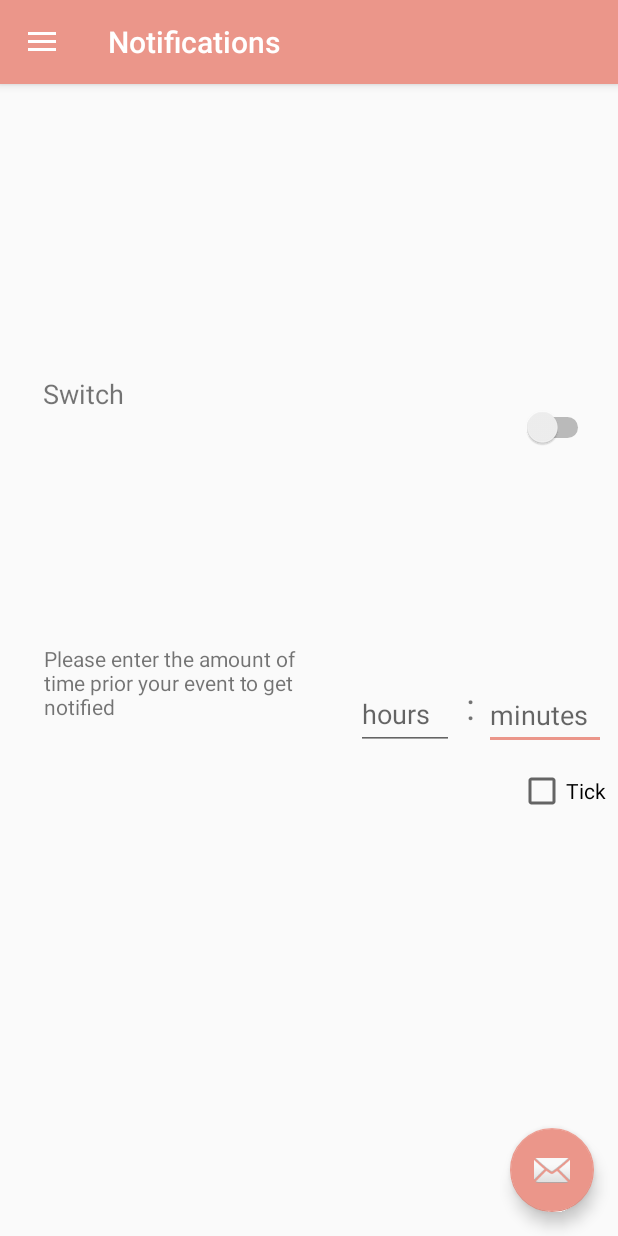
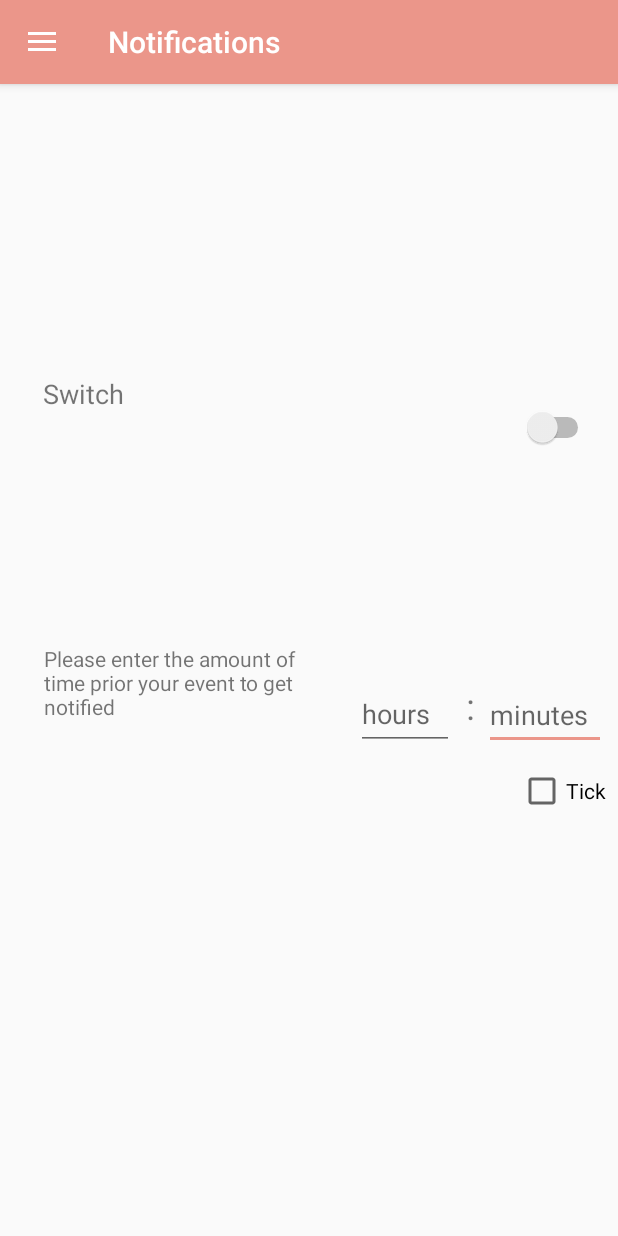
Before and after one commit to FrancoEvett/BETTer-App-Group27, an Android app: the better screen opened directly, with no data from a screen before it, in the side drawer, after a tap on "Notifications", on a phone screen of 412 x 824 dp. Run offline under Robolectric (Android 15) with nearby library versions, the phone set to English and light mode, and no system bars; our stand-ins replace navigation-ui.

Commit message:
Few design adjustments

```diff
--- a/app/src/main/java/com/example/better/BackgroundTask.java
+++ b/app/src/main/java/com/example/better/BackgroundTask.java
@@ -2,7 +2,10 @@ package com.example.better;
 
 import android.content.Context;
 import android.os.AsyncTask;
+import android.os.Build;
 import android.widget.TextView;
+
+import androidx.annotation.RequiresApi;
 
 import org.json.JSONArray;
 import org.json.JSONObject;
@@ -17,6 +20,7 @@ import java.net.HttpURLConnection;
 import java.net.URL;
 import java.net.URLEncoder;
 
+@RequiresApi(api = Build.VERSION_CODES.O)
 public class BackgroundTask extends AsyncTask<String, Void, String> {
 
     //context
--- a/app/src/main/java/com/example/better/MainActivity.java
+++ b/app/src/main/java/com/example/better/MainActivity.java
@@ -25,6 +25,7 @@ import javax.crypto.spec.IvParameterSpec;
 import javax.crypto.spec.PBEKeySpec;
 import javax.crypto.spec.SecretKeySpec;
 
+@RequiresApi(api = Build.VERSION_CODES.O)
 public class MainActivity extends AppCompatActivity {
 
 
--- a/app/src/main/java/com/example/better/better.java
+++ b/app/src/main/java/com/example/better/better.java
@@ -44,25 +44,17 @@ import java.util.Locale;
 public class better extends AppCompatActivity {
 
     private AppBarConfiguration mAppBarConfiguration;
-
-
     public static TextView displayTimetable;
 
 
     @Override
+    @RequiresApi(api = Build.VERSION_CODES.O)
     protected void onCreate(Bundle savedInstanceState) {
         super.onCreate(savedInstanceState);
         setContentView(R.layout.activity_better);
         Toolbar toolbar = findViewById(R.id.toolbar);
         setSupportActionBar(toolbar);
-        FloatingActionButton fab = findViewById(R.id.fab);
-        fab.setOnClickListener(new View.OnClickListener() {
-            @Override
-            public void onClick(View view) {
-                Snackbar.make(view, "Replace with your own action", Snackbar.LENGTH_LONG)
-                        .setAction("Action", null).show();
-            }
-        });
+
         DrawerLayout drawer = findViewById(R.id.drawer_layout);
         NavigationView navigationView = findViewById(R.id.nav_view);
         // Passing each menu ID as a set of Ids because each
@@ -102,11 +94,11 @@ public class better extends AppCompatActivity {
 
     //Displaying the timetable info from here
     public void displayMethod(String activity, String description, String start, String end, String room) {
-        if (activity.contains("Lecture") || activity.contains("Lab " + sharedpreferences.getInt(Lab1, 0)) || activity.contains("Lab" + sharedpreferences.getInt(Lab2, 0))
-                || activity.contains("Seminar " + sharedpreferences.getInt(Lab3, 0)) || activity.contains("Lab " + sharedpreferences.getInt(Lab4, 0))
-                || activity.contains("Lab " + sharedpreferences.getInt(Lab5, 0))) {
+     //   if (activity.contains("Lecture") || activity.contains("Lab " + sharedpreferences.getInt(Lab1, 0)) || activity.contains("Lab" + sharedpreferences.getInt(Lab2, 0))
+     //           || activity.contains("Seminar " + sharedpreferences.getInt(Lab3, 0)) || activity.contains("Lab " + sharedpreferences.getInt(Lab4, 0))
+     //           || activity.contains("Lab " + sharedpreferences.getInt(Lab5, 0))) {
             displayTimetable.append("Activity: " + activity + "\n" + "Description: " + description + "\n" + "Start: " + start + "\n" + "End: " + end + "\n" + "Room: " + room + "\n\n");
-        }
+     //   }
     }
 
     public void Set_Preferences(int l1, int l2, int l3, int l4, int l5){
--- a/app/src/main/java/com/example/better/sign_up.java
+++ b/app/src/main/java/com/example/better/sign_up.java
@@ -13,6 +13,7 @@ import android.widget.TextView;
 
 import org.w3c.dom.Text;
 
+@RequiresApi(api = Build.VERSION_CODES.O)
 public class sign_up extends AppCompatActivity {
 
     UserAccountControll userAccountControll = new UserAccountControll();
--- a/app/src/main/res/layout/app_bar_better.xml
+++ b/app/src/main/res/layout/app_bar_better.xml
@@ -22,12 +22,5 @@
 
     <include layout="@layout/content_better" />
 
-    <com.google.android.material.floatingactionbutton.FloatingActionButton
-        android:id="@+id/fab"
-        android:layout_width="wrap_content"
-        android:layout_height="wrap_content"
-        android:layout_gravity="bottom|end"
-        android:layout_margin="@dimen/fab_margin"
-        app:srcCompat="@android:drawable/ic_dialog_email" />
 
 </androidx.coordinatorlayout.widget.CoordinatorLayout>
--- a/app/src/main/res/layout/fragment_home.xml
+++ b/app/src/main/res/layout/fragment_home.xml
@@ -7,8 +7,8 @@
 
     <HorizontalScrollView
         android:id="@+id/horizontalScrollView"
-        android:layout_width="419dp"
-        android:layout_height="40dp"
+        android:layout_width="418dp"
+        android:layout_height="64dp"
         android:scrollbars="none"
         app:layout_constraintBottom_toBottomOf="parent"
         app:layout_constraintEnd_toEndOf="parent"
```
